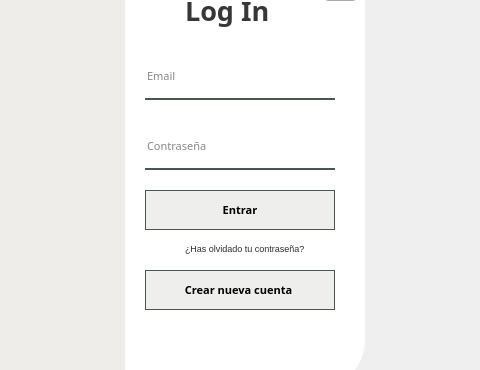
Old version of the form Codigo/v2_login.ui in the repository cfmondelo/supermercado; both pictures show x 435 to 915 and y 160 to 530 of the 1097 by 687 pixel window.
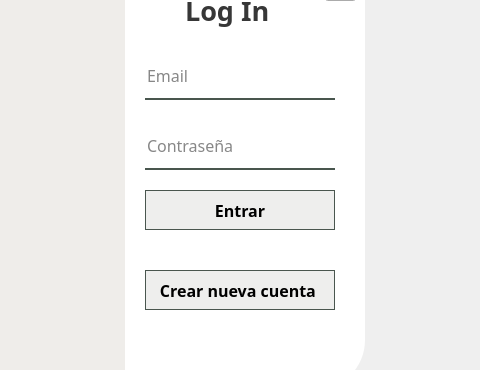
New version of the form. Icons and pictures are not drawn.

```diff
--- a/Codigo/v2_login.ui
+++ b/Codigo/v2_login.ui
@@ -131,7 +131,7 @@
      <property name="font">
       <font>
        <family>Raleway</family>
-       <pointsize>8</pointsize>
+       <pointsize>12</pointsize>
       </font>
      </property>
      <property name="focusPolicy">
@@ -156,7 +156,7 @@
      <property name="font">
       <font>
        <family>Raleway</family>
-       <pointsize>8</pointsize>
+       <pointsize>12</pointsize>
       </font>
      </property>
      <property name="focusPolicy">
@@ -184,7 +184,7 @@
      <property name="font">
       <font>
        <family>Raleway</family>
-       <pointsize>8</pointsize>
+       <pointsize>12</pointsize>
        <weight>75</weight>
        <bold>true</bold>
       </font>
@@ -199,27 +199,6 @@
       <string>Entrar</string>
      </property>
     </widget>
-    <widget class="QLabel" name="labell_olvidastePassword">
-     <property name="geometry">
-      <rect>
-       <x>330</x>
-       <y>310</y>
-       <width>131</width>
-       <height>16</height>
-      </rect>
-     </property>
-     <property name="font">
-      <font>
-       <pointsize>7</pointsize>
-      </font>
-     </property>
-     <property name="styleSheet">
-      <string notr="true">color:rgba(0,0,0,210);</string>
-     </property>
-     <property name="text">
-      <string>¿Has olvidado tu contraseña?</string>
-     </property>
-    </widget>
     <widget class="QPushButton" name="botonl_crearCuentaNueva">
      <property name="geometry">
       <rect>
@@ -232,7 +211,7 @@
      <property name="font">
       <font>
        <family>Raleway</family>
-       <pointsize>8</pointsize>
+       <pointsize>12</pointsize>
        <weight>75</weight>
        <bold>true</bold>
       </font>
```
